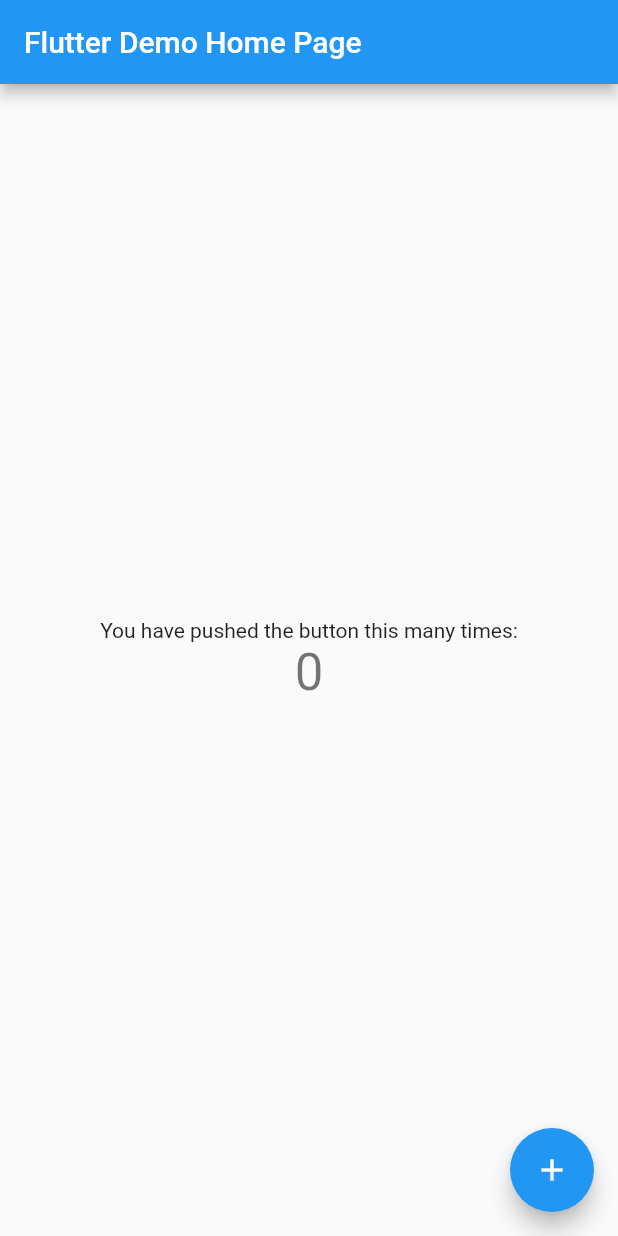
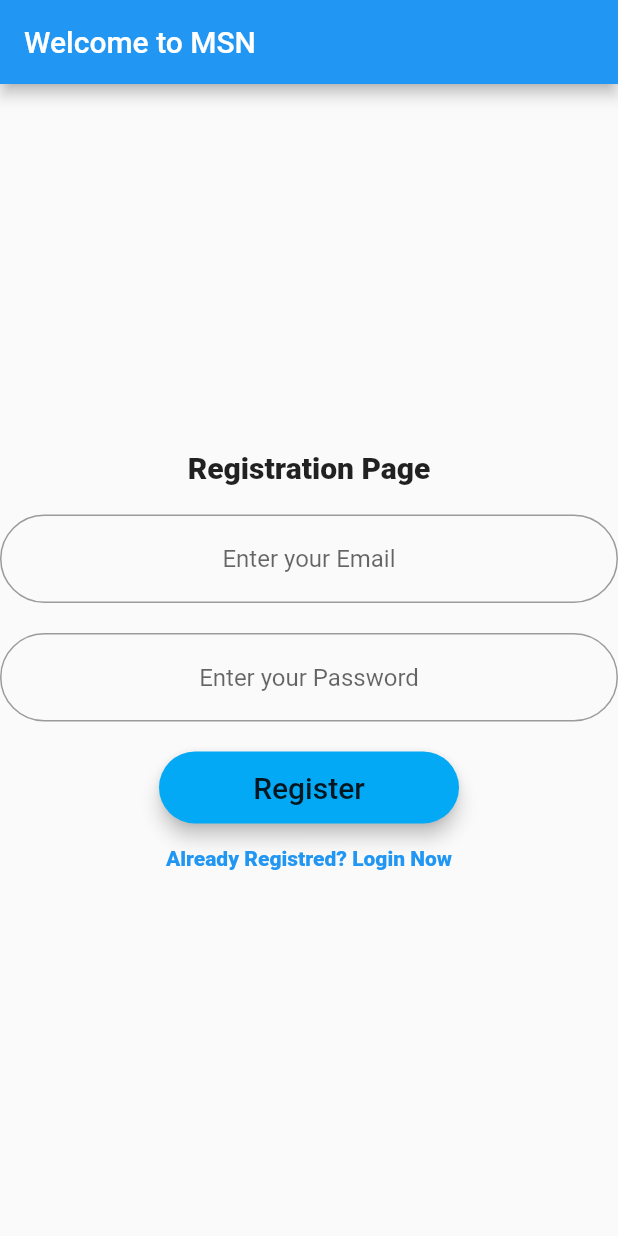
Before and after one commit to ProjetAnnuelMSN/MSN, a Flutter app: the screen it shows after launch, on a phone screen of 412 x 824 dp. Run offline on Flutter 3.47's test engine with Material 2 defaults, Android fonts, the light colour scheme and no system bars; drawn by our look-alikes of modal_progress_hud_nsn; our stand-ins replace cloud_firestore, file_picker, firebase_auth, firebase_core, url_launcher_web, video_player_web; missing offline and left inert: cloud_firestore_web, connectivity_plus_web, firebase_auth_web, firebase_core_web, image_picker_for_web, share_plus_web and 2 more; accounts and stored records are empty.

Commit message:
Page login, page enregistrement, chat , conversation (encours).

```diff
--- a/lib/main.dart
+++ b/lib/main.dart
@@ -1,6 +1,15 @@
+import 'package:firebase_auth/firebase_auth.dart';
+import 'package:firebase_core/firebase_core.dart';
 import 'package:flutter/material.dart';
+import 'package:modal_progress_hud_nsn/modal_progress_hud_nsn.dart';
 
-void main() {
+import 'ui/widgets/login.dart';
+
+//import '/login.dart';
+
+Future<void> main() async {
+  WidgetsFlutterBinding.ensureInitialized();
+  await Firebase.initializeApp();
   runApp(const MyApp());
 }
 
@@ -48,10 +57,116 @@
 }
 
 class _MyHomePageState extends State<MyHomePage> {
-  int _counter = 0;
 
-  void _incrementCounter() {
-    setState(() {
+  final _auth = FirebaseAuth.instance;
+  bool showProgress = false;
+  late String email, password;
+  @override
+  Widget build(BuildContext context) {
+    return Scaffold(
+      appBar: AppBar(
+        title: Text("Welcome to MSN"),
+      ),
+      body: Center(
+        child: ModalProgressHUD(
+          inAsyncCall: showProgress,
+          child: Column(
+            mainAxisAlignment: MainAxisAlignment.center,
+            children: <Widget>[
+              Text(
+                "Registration Page",
+                style: TextStyle(fontWeight: FontWeight.w800, fontSize: 20.0),
+              ),
+              SizedBox(
+                height: 20.0,
+              ),
+              TextField(
+                keyboardType: TextInputType.emailAddress,
+                textAlign: TextAlign.center,
+                onChanged: (value) {
+                  email = value; //get the value entered by user.
+                },
+                decoration: InputDecoration(
+                    hintText: "Enter your Email",
+                    border: OutlineInputBorder(
+                        borderRadius: BorderRadius.all(Radius.circular(32.0)))),
+              ),
+              SizedBox(
+                height: 20.0,
+              ),
+              TextField(
+                obscureText: true,
+                textAlign: TextAlign.center,
+                onChanged: (value) {
+                  password = value; //get the value entered by user.
+                },
+                decoration: InputDecoration(
+                    hintText: "Enter your Password",
+                    border: OutlineInputBorder(
+                        borderRadius: BorderRadius.all(Radius.circular(32.0)))),
+              ),
+              SizedBox(
+                height: 20.0,
+              ),
+              Material(
+                elevation: 5,
+                color: Colors.lightBlue,
+                borderRadius: BorderRadius.circular(32.0),
+                child: MaterialButton(
+                  onPressed: () async {
+                    setState(() {
+                      showProgress = true;
+                    });
+                    try {
+                      final newuser =
+                      await _auth.createUserWithEmailAndPassword(
+                          email: email, password: password);
+                      if (newuser != null) {
+                        Navigator.push(
+                          context,
+                          MaterialPageRoute(
+                              builder: (context) => MyLoginPage()),
+                        );
+                        setState(() {
+                          showProgress = false;
+                        });
+                      }
+                    } catch (e) {}
+                  },
+                  minWidth: 200.0,
+                  height: 45.0,
+                  child: Text(
+                    "Register",
+                    style:
+                    TextStyle(fontWeight: FontWeight.w500, fontSize: 20.0),
+                  ),
+                ),
+              ),
+              SizedBox(
+                height: 15.0,
+              ),
+              GestureDetector(
+                onTap: () {
+                  Navigator.push(
+                    context,
+                    MaterialPageRoute(builder: (context) => MyLoginPage()),
+                  );
+                },
+                child: Text(
+                  "Already Registred? Login Now",
+                  style: TextStyle(
+                      color: Colors.blue, fontWeight: FontWeight.w900),
+                ),
+              )
+            ],
+          ),
+        ),
+      ),
+    );
+  }
+}
+  /*void _incrementCounter() {
+    //setState(() {
       // This call to setState tells the Flutter framework that something has
       // changed in this State, which causes it to rerun the build method below
       // so that the display can reflect the updated values. If we changed
@@ -59,9 +174,9 @@
       // called again, and so nothing would appear to happen.
       _counter++;
     });
-  }
+*/
 
-  @override
+  /*@override
   Widget build(BuildContext context) {
     // This method is rerun every time setState is called, for instance as done
     // by the _incrementCounter method above.
@@ -105,11 +220,6 @@
           ],
         ),
       ),
-      floatingActionButton: FloatingActionButton(
-        onPressed: _incrementCounter,
-        tooltip: 'Increment',
-        child: const Icon(Icons.add),
-      ), // This trailing comma makes auto-formatting nicer for build methods.
+
     );
-  }
-}
+  }*/
--- a/pubspec.yaml
+++ b/pubspec.yaml
@@ -33,6 +33,7 @@
   firebase_core: ^1.17.0
   firebase_auth: ^3.3.18
   cloud_firestore: ^3.1.17
+  modal_progress_hud_nsn: ^0.2.1
 
 
   # The following adds the Cupertino Icons font to your application.
@@ -41,7 +42,8 @@
 
 dev_dependencies:
   flutter_test:
-    sdk: flutter
+     sdk: flutter
+  stream_chat_flutter: ^4.0.0
   build_runner: ^2.1.11
 
   # The "flutter_lints" package below contains a set of recommended lints to
```
Also changed, not shown: lib/generated_plugin_registrant.dart (+14 -0 lines), lib/ui/widgets/HomeScreen.dart (added, +98 -0 lines), lib/ui/widgets/channelpage.dart (added, +79 -0 lines), lib/ui/widgets/chat_model.dart (added, +47 -0 lines), lib/ui/widgets/login.dart (added, +87 -0 lines), 7 other files.
